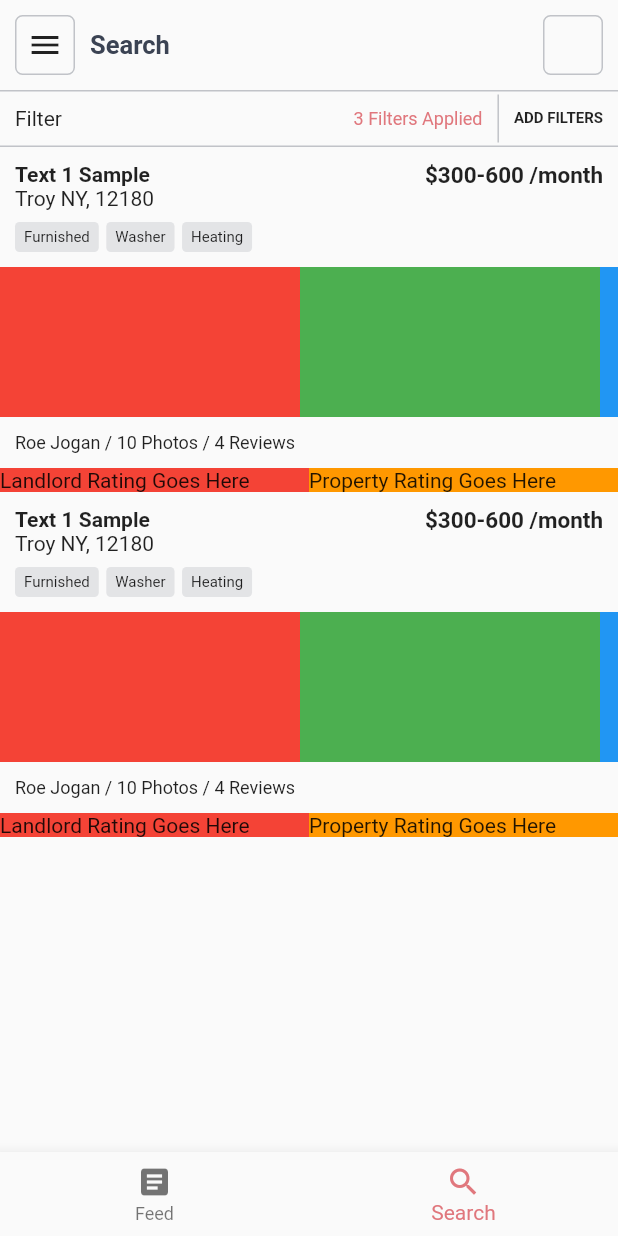
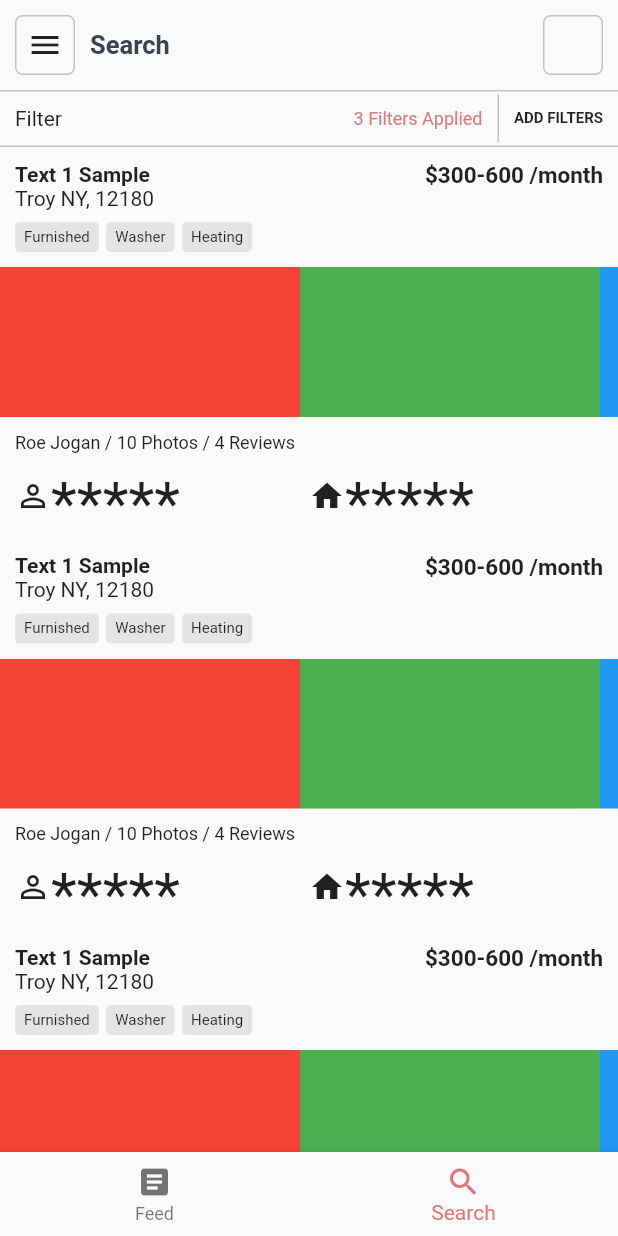
Before and after one commit to Esquiire/offcmpus-mobile, a Flutter app: the UserAccessBottomNavContainer screen opened by its route, item 2 of the bottom bar chosen, on a phone screen of 412 x 824 dp. Run offline on Flutter 3.47's test engine with Material 2 defaults, Android fonts, the phone set to English and light mode, and no system bars; our stand-ins replace carousel_slider, flutter_dotenv, flutter_secure_storage, graphql_flutter, hive, numberpicker; accounts and stored records are empty.

Commit message:
Added rating placeholder

```diff
--- a/lib/screens/Search.dart
+++ b/lib/screens/Search.dart
@@ -97,13 +97,11 @@ class _SearchScreenState extends State<SearchScreen> {
                   bottom: BorderSide(
                       color: Constants.navy(opacity: 0.3), width: 1))),
         ),
-        SingleChildScrollView(
-            child: Container(
-          alignment: Alignment.topLeft,
-          child: Column(
-            children: [NewPropertyCard(), NewPropertyCard()],
-          ),
-        ))
+        Expanded(child: ListView(children: (() {
+          List<Widget> properties = [];
+          for (int i = 0; i < 10; ++i) properties.add(NewPropertyCard());
+          return properties;
+        })()))
       ],
     );
   }
@@ -195,25 +193,21 @@ class _NewPropertyCardState extends State<NewPropertyCard> {
                   padding: EdgeInsets.fromLTRB(10, 0, 10, 0),
                   child: Text("Roe Jogan / 10 Photos / 4 Reviews",
                       style: TextStyle(fontSize: 12)),
-                  margin: EdgeInsets.fromLTRB(0, 0, 0, 10),
                 ),
-                Row(
+                Container(
+                  padding: EdgeInsets.fromLTRB(10, 0, 10, 0),
+                  child: Row(
                     children: [
                       Expanded(
                         flex: 1,
-                      child: Container(
-                        color: Colors.red,
-                        child: Text("Landlord Rating Goes Here"),
-                      ),
+                        child: RatingsComponent(RatingsComponent.TYPE_LANDLORD),
                       ),
                       Expanded(
                         flex: 1,
-                      child: Container(
-                        color: Colors.orange,
-                        child: Text("Property Rating Goes Here"),
-                      ),
+                        child: RatingsComponent(RatingsComponent.TYPE_PROPERTY),
                       )
                     ],
+                  ),
                 )
               ],
             )
@@ -358,11 +352,45 @@ class _FilterScreenState extends State<FilterScreen> {
                   textColor: Colors.white,
                   onPress: () {
                     print("TODO Apply Filters!");
+                    // navigate back to search page
+                    Navigator.pop(ctx);
                   },
                 ),
               )
             ],
           )));
+}
+
+class RatingsComponent extends StatelessWidget {
+  static const int TYPE_LANDLORD = 1;
+  static const int TYPE_PROPERTY = 2;
+
+  int ratingType;
+
+  RatingsComponent(this.ratingType);
+
+  @override
+  Widget build(BuildContext ctx) => Container(
+        child: Row(
+          mainAxisAlignment: MainAxisAlignment.start,
+          children: [
+            Container(
+              child: ratingType == TYPE_LANDLORD
+                  ? Icon(Icons.person_outline)
+                  : Icon(Icons.home),
+            ),
+            Expanded(
+              child: Container(
+                margin: EdgeInsets.fromLTRB(0, 10, 0, 0),
+                child: Text(
+                  "*****",
+                  style: TextStyle(fontSize: 40),
+                ),
+              ),
+            )
+          ],
+        ),
+      );
 }
 
 /*
```
Lines whose indentation alone changed are shown as unchanged.
